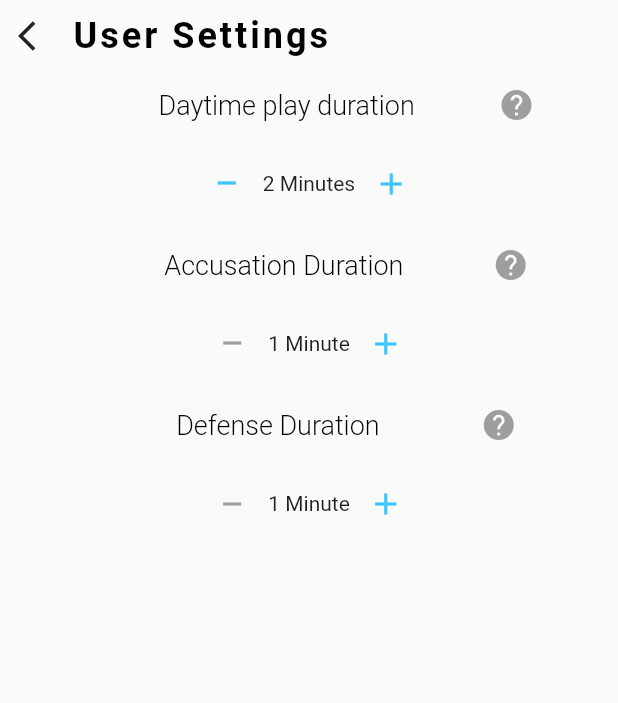
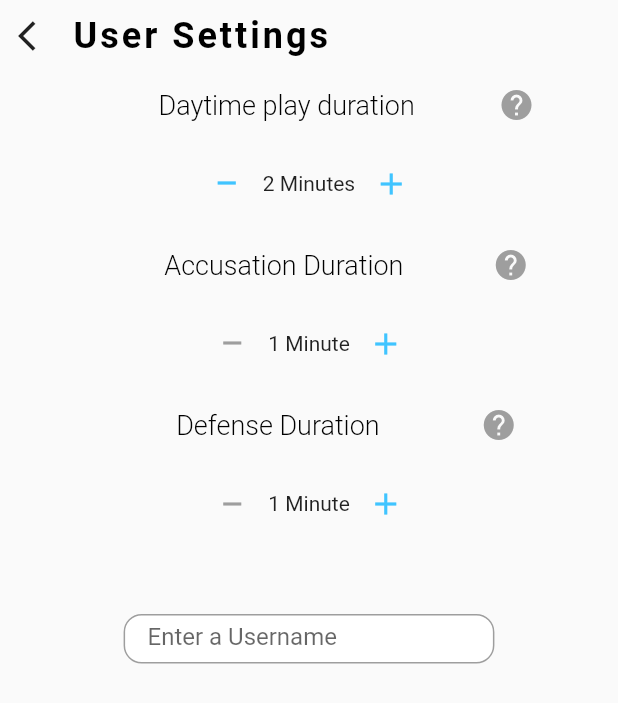
Before and after one commit to gsboktor/werewolf-app, a Flutter app: the CreateGameUserSettings screen opened directly, on a phone screen of 412 x 824 dp. Shown: the top 703 px of the screen. Run offline on Flutter 3.47's test engine with Material 2 defaults, Android fonts, the phone set to English and light mode, and no system bars.

Commit message:
stashing changes

```diff
--- a/lib/CreateGame.dart
+++ b/lib/CreateGame.dart
@@ -16,6 +16,7 @@ class CreateGame extends StatefulWidget {
 }
 
 class _CreateGameState extends State<CreateGame> {
+
   int _index = 0;
   int _toAddIndex = 0;
 
--- a/lib/CreateGameUserSettings.dart
+++ b/lib/CreateGameUserSettings.dart
@@ -5,6 +5,7 @@ import 'package:werewolfapp/constants.dart';
 import 'SizeConfig.dart';
 
 typedef void IntCallback(int val);
+typedef void StringCallback(String str);
 
 class CreateGameUserSettings extends StatefulWidget {
   @override
@@ -15,6 +16,7 @@ class _CreateGameUserSettingsState extends State<CreateGameUserSettings> {
   int dayDuration = 2;
   int accuseDuration = 1;
   int defenseDuration = 1;
+  String _userName = "";
 
   Widget roleDivider(String title, String alertTitle, String alertBody) {
     return Container(
@@ -102,13 +104,12 @@ class _CreateGameUserSettingsState extends State<CreateGameUserSettings> {
             (val) => {defenseDuration = val},
             defenseDuration,
           ),
+          EntryBox((str) => {_userName = str}, "Enter a Username", EdgeInsets.only(top: SizeConfig.safeBlockVertical * 5)),
         ],
       ),
     );
   }
 }
-
-
 
 class Timer extends StatefulWidget {
   IntCallback updatePlus;
@@ -164,3 +165,38 @@ class _TimerState extends State<Timer> {
     );
   }
 }
+
+class EntryBox extends StatelessWidget {
+  StringCallback _onChange;
+  String _hint;
+  EdgeInsets _margins;
+
+  EntryBox(this._onChange, this._hint, this._margins);
+
+  @override
+  Widget build(BuildContext context) {
+    return Container(
+        margin: _margins,
+        width: SizeConfig.safeBlockHorizontal * 60,
+        height: SizeConfig.safeBlockVertical * 4,
+        decoration: BoxDecoration(
+            color: Colors.white,
+            borderRadius: BorderRadius.circular(12.0),
+            border: Border.all(color: Colors.grey),
+            shape: BoxShape.rectangle,
+        ),
+        child: TextField(
+          onChanged: (str){_onChange(str);},
+          decoration: InputDecoration(
+            border: InputBorder.none,
+            focusedBorder: InputBorder.none,
+            enabledBorder: InputBorder.none,
+            errorBorder: InputBorder.none,
+            disabledBorder: InputBorder.none,
+            contentPadding:
+                EdgeInsets.only(left: 15, bottom: 11, top: 11, right: 15),
+            hintText: _hint,
+          ),
+        ));
+  }
+}
```
